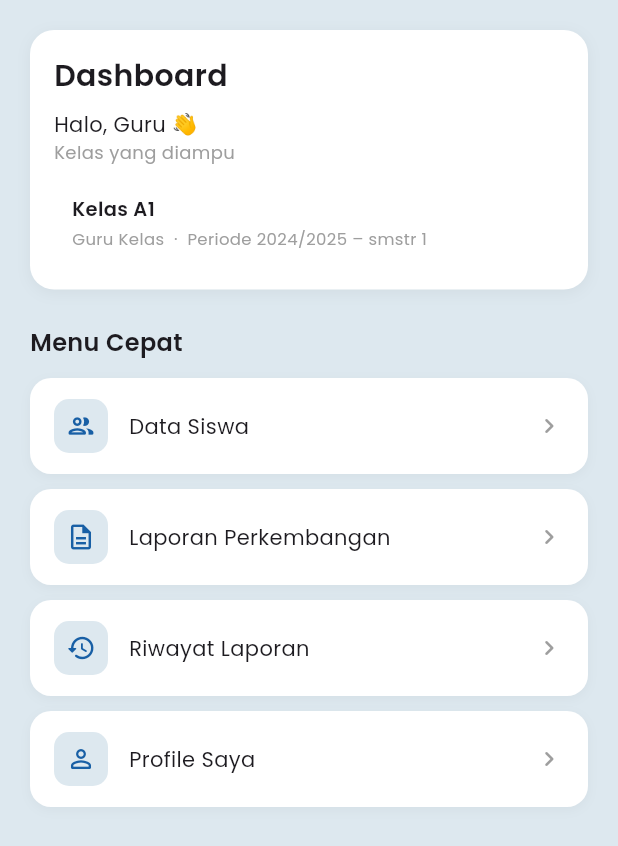
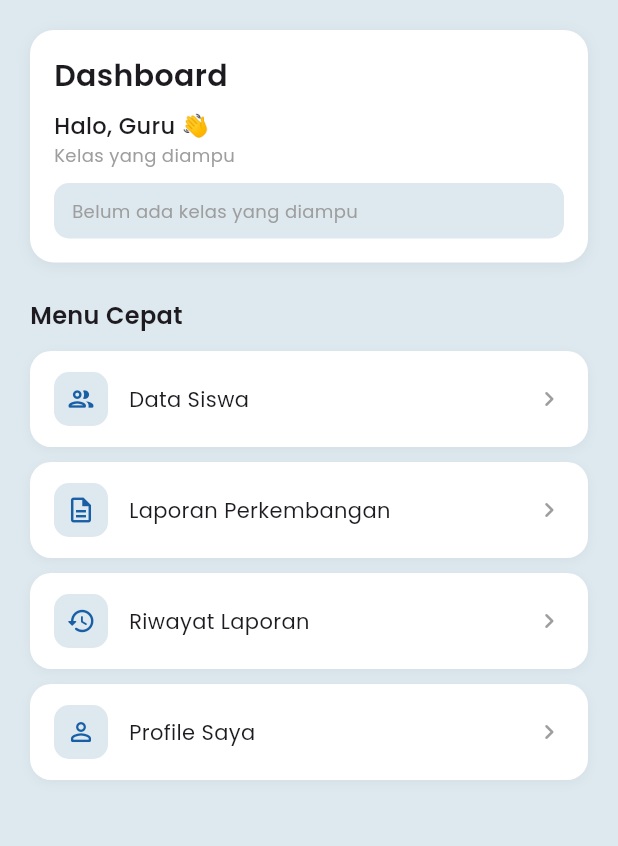
Before and after one commit to danavaaa/smartpaud, a Flutter app: the GuruDashboardPage screen opened directly, on a phone screen of 412 x 824 dp. Shown: the top 846 px of the screen. Run offline on Flutter 3.47's test engine with Material 3 defaults, Android fonts, the phone set to English and light mode, and no system bars; our stand-ins replace image_picker, supabase_flutter; accounts and stored records are empty.

Commit message:
integrasi backend ke dashboard guru

```diff
--- a/lib/features/guru/dashboard/guru_dashboard.dart
+++ b/lib/features/guru/dashboard/guru_dashboard.dart
@@ -3,6 +3,8 @@ import '../data_siswa/data_siswa_page.dart';
 import '../laporan_perkembangan/buat_laporan_page.dart';
 import '../riwayat_laporan/riwayat_laporan_page.dart';
 import '../profile/profile_page.dart';
+import '../profile/profile_service.dart';
+import '../profile/profile_model.dart';
 import '../../../services/user_session.dart';
 
 // Halaman dashboard untuk guru
@@ -14,8 +16,53 @@ class GuruDashboardPage extends StatefulWidget {
 }
 
 class _GuruDashboardPageState extends State<GuruDashboardPage> {
-  // Ambil nama guru dari session
+  // object service digunakan untuk mengambil data dari database
+  final _service = ProfileService();
+
+  // Getter untuk mengambil nama guru dari session
   String get _namaGuru => UserSession().nama ?? 'Guru';
+
+  // Menyimpan daftar kelas yang diampu guru, awalnya list kosong
+  List<KelasModel> _kelasList = [];
+
+  // Status loading saat mengambil data kelas
+  bool _isLoadingKelas = true;
+
+  @override
+  void initState() {
+    super.initState();
+
+    // Saat halaman pertama dibuka, otomatis ambil data kelas yang diampu guru
+    _loadKelas();
+  }
+
+  Future<void> _loadKelas() async {
+    try {
+      // Ambil id user guru dari session
+      final idUser = UserSession().idUser ?? '';
+
+      // Kalau idUser kosong, berarti user belum login / session tidak ada
+      if (idUser.isEmpty) {
+        // Matikan loading
+        setState(() => _isLoadingKelas = false);
+
+        // Hentikan function
+        return;
+      }
+
+      // Ambil data kelas yang diampu guru berdasarkan idUser
+      final kelas = await _service.getKelasDiampu(idUser);
+
+      // Simpan hasil data ke state
+      setState(() {
+        _kelasList = kelas; // isi daftar kelas
+        _isLoadingKelas = false; // loading selesai
+      });
+    } catch (e) {
+      // Kalau terjadi error, matikan loading
+      setState(() => _isLoadingKelas = false);
+    }
+  }
 
   @override
   Widget build(BuildContext context) {
@@ -51,12 +98,11 @@ class _GuruDashboardPageState extends State<GuruDashboardPage> {
                 context,
                 icon: Icons.people_outline_rounded,
                 label: 'Data Siswa',
-                onTap: () {
-                  Navigator.push(
+                onTap:
+                    () => Navigator.push(
                       context,
                       MaterialPageRoute(builder: (_) => const DataSiswaPage()),
-                  );
-                },
+                    ),
               ),
 
               // menu laporan perkembangan
@@ -92,12 +138,11 @@ class _GuruDashboardPageState extends State<GuruDashboardPage> {
                 context,
                 icon: Icons.person_outline_rounded,
                 label: 'Profile Saya',
-                onTap: () {
-                  Navigator.push(
+                onTap:
+                    () => Navigator.push(
                       context,
                       MaterialPageRoute(builder: (_) => const ProfilePage()),
-                  );
-                },
+                    ),
               ),
             ],
           ),
@@ -140,8 +185,14 @@ class _GuruDashboardPageState extends State<GuruDashboardPage> {
           const SizedBox(height: 8),
 
           // sapaan guru
-          Text('Halo, $_namaGuru 👋'),
-
+          Text(
+            'Halo, $_namaGuru 👋',
+            style: const TextStyle(
+              fontSize: 15,
+              fontWeight: FontWeight.w500,
+              fontFamily: 'Poppins',
+            ),
+          ),
           // keterangan kelas yang diampu
           const Text(
             'Kelas yang diampu',
@@ -153,24 +204,56 @@ class _GuruDashboardPageState extends State<GuruDashboardPage> {
           ),
 
           const SizedBox(height: 10),
-          // sub-card untuk kelas yang diampu
+
+          // Tampil loading atau data kelas yang diampu
+          if (_isLoadingKelas)
+            // jika data kelas masih loading, tampilkan indikator loading di tengah
+            const Center(child: CircularProgressIndicator())
+          else if (_kelasList.isEmpty)
+            // Kalau loading selesai tapi data kelas kosong, tampilkan pesan bahwa guru belum punya kelas
             Container(
               width: double.infinity,
               padding: const EdgeInsets.symmetric(horizontal: 12, vertical: 10),
               decoration: BoxDecoration(
-              color: const Color.fromARGB(255, 255, 255, 255),
+                color: const Color(0xFFDDE8EF),
+                borderRadius: BorderRadius.circular(10),
+              ),
+              child: const Text(
+                'Belum ada kelas yang diampu',
+                style: TextStyle(
+                  fontSize: 12,
+                  color: Colors.grey,
+                  fontFamily: 'Poppins',
+                ),
+              ),
+            )
+          else
+            // Kalau data kelas ada, tampilkan semua data dari _kelasList
+            ..._kelasList.map(
+              (k) => Container(
+                width: double.infinity,
+
+                margin: const EdgeInsets.only(bottom: 8), // jarak antar item
+
+                padding: const EdgeInsets.symmetric(
+                  horizontal: 12,
+                  vertical: 10,
+                ),
+
+                decoration: BoxDecoration(
+                  color: const Color(0xFFDDE8EF),
                   borderRadius: BorderRadius.circular(10),
                 ),
 
                 // isi sub-card
-            child: const Column(
+                child: Column(
                   crossAxisAlignment: CrossAxisAlignment.start,
 
                   children: [
                     // nama kelas
                     Text(
-                  'Kelas A1',
-                  style: TextStyle(
+                      k.namaKelas,
+                      style: const TextStyle(
                         fontSize: 13,
                         fontWeight: FontWeight.w600,
                         fontFamily: 'Poppins',
@@ -178,18 +261,19 @@ class _GuruDashboardPageState extends State<GuruDashboardPage> {
                     ),
 
                     // jarak kecil
-                SizedBox(height: 2),
+                    const SizedBox(height: 2),
 
                     // informasi kelas dan periode
                     Text(
-                  'Guru Kelas  ·  Periode 2024/2025 – smstr 1',
-                  style: TextStyle(
+                      '${k.peranGuru} · ${k.periode}',
+                      style: const TextStyle(
                         fontSize: 11,
                         color: Colors.grey,
                         fontFamily: 'Poppins',
                       ),
                     ),
                   ],
+                ),
               ),
             ),
         ],
```
Lines whose indentation alone changed are shown as unchanged.
